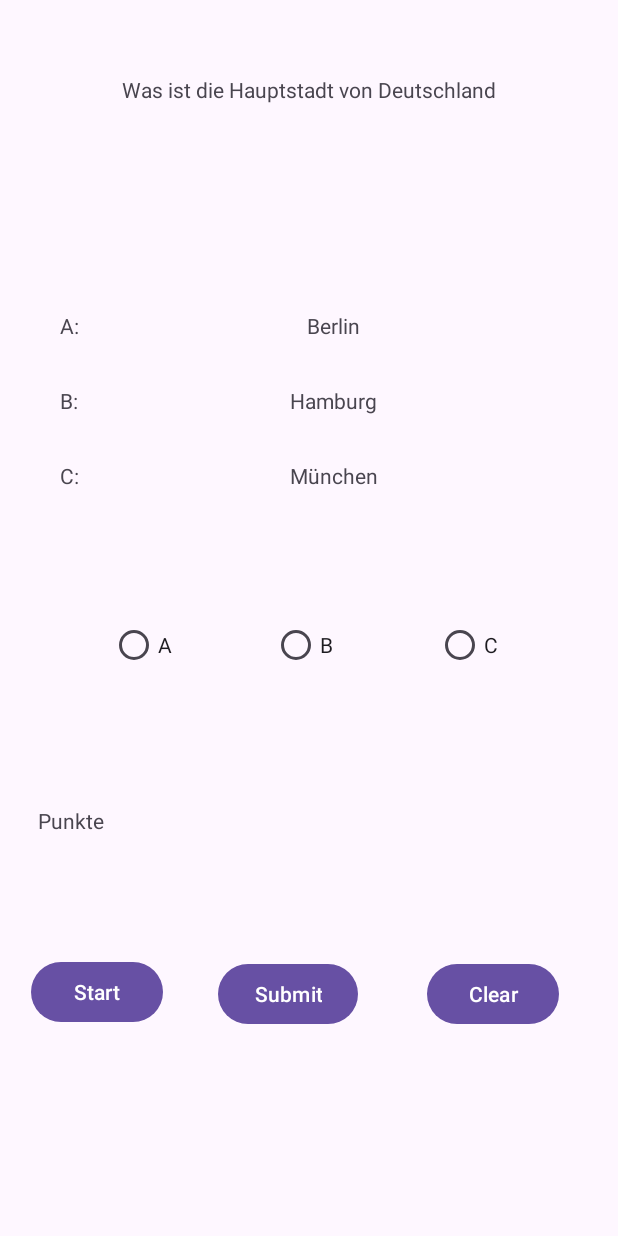
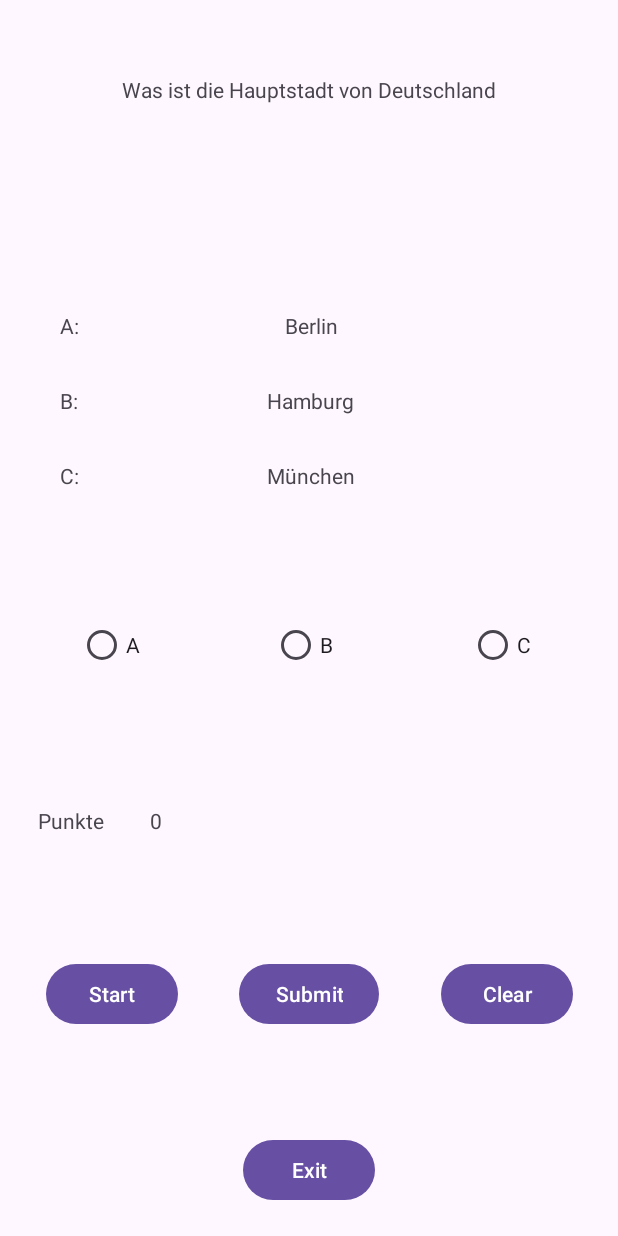
Before and after one commit to asecHTL/OwnMinigame, an Android app: the screen it shows after launch (MainActivity), after a tap on "Start", on a phone screen of 412 x 824 dp. Run offline under Robolectric (Android 15) with nearby library versions, the phone set to English and light mode, and no system bars.

Commit message:
Added new Features, Exit Button; Reorder Buttons etc. in right Place

```diff
--- a/app/src/main/java/at/htlgkr/OwnMinigameAplication/MiniGameFragment.java
+++ b/app/src/main/java/at/htlgkr/OwnMinigameAplication/MiniGameFragment.java
@@ -38,6 +38,9 @@ public class MiniGameFragment extends Fragment {
     public View onCreateView(LayoutInflater inflater, ViewGroup container,
                              Bundle savedInstanceState) {
         binding = FragmentMiniGameBinding.inflate(inflater,container,false);
+
+
+
 
         //Question Array wir gelessen
         list = Question.getAllQuestions();
@@ -118,11 +121,16 @@ public class MiniGameFragment extends Fragment {
             resetButtons();
         });
         binding.btStartingQuestion.setOnClickListener(view -> {
+            points = 0;
+            binding.tvPoints.setText(String.valueOf(points));
             questionRightNow = list.get(0);
             binding.tvQuestions.setText(questionRightNow.getQuestion());
             binding.tvOptionA.setText(questionRightNow.getOptionA());
             binding.tvOptionB.setText(questionRightNow.getOptionB());
             binding.tvOptionC.setText(questionRightNow.getOptionC());
+        });
+        binding.btExit.setOnClickListener(view -> {
+            System.exit(0);
         });
 
 
--- a/app/src/main/res/layout/fragment_mini_game.xml
+++ b/app/src/main/res/layout/fragment_mini_game.xml
@@ -2,6 +2,7 @@
 <androidx.constraintlayout.widget.ConstraintLayout xmlns:android="http://schemas.android.com/apk/res/android"
     xmlns:app="http://schemas.android.com/apk/res-auto"
     xmlns:tools="http://schemas.android.com/tools"
+    android:id="@+id/constraintLayout"
     android:layout_width="match_parent"
     android:layout_height="match_parent"
     tools:context=".MiniGameFragment">
@@ -11,7 +12,7 @@
         android:id="@+id/rb_A"
         android:layout_width="wrap_content"
         android:layout_height="wrap_content"
-        android:layout_marginStart="84dp"
+        android:layout_marginStart="30dp"
         android:layout_marginTop="310dp"
         android:layout_marginEnd="20dp"
         android:layout_marginBottom="274dp"
@@ -41,7 +42,7 @@
         android:layout_height="wrap_content"
         android:layout_marginStart="20dp"
         android:layout_marginTop="310dp"
-        android:layout_marginEnd="84dp"
+        android:layout_marginEnd="30dp"
         android:layout_marginBottom="274dp"
         android:text="C"
         app:layout_constraintBottom_toBottomOf="parent"
@@ -53,9 +54,7 @@
         android:id="@+id/bt_SubmitQuestions"
         android:layout_width="wrap_content"
         android:layout_height="wrap_content"
-        android:layout_marginStart="146dp"
         android:layout_marginTop="139dp"
-        android:layout_marginEnd="174dp"
         android:layout_marginBottom="92dp"
         android:text="Submit"
         app:layout_constraintBottom_toBottomOf="parent"
@@ -100,7 +99,9 @@
         android:id="@+id/bt_clear"
         android:layout_width="wrap_content"
         android:layout_height="wrap_content"
+        android:layout_marginStart="35dp"
         android:layout_marginTop="139dp"
+        android:layout_marginEnd="25dp"
         android:layout_marginBottom="92dp"
         android:text="Clear"
         app:layout_constraintBottom_toBottomOf="parent"
@@ -150,7 +151,7 @@
         android:layout_width="wrap_content"
         android:layout_height="wrap_content"
         android:layout_marginTop="10dp"
-        android:layout_marginEnd="20dp"
+        android:layout_marginEnd="50dp"
         android:layout_marginBottom="400dp"
         android:text="Antwort A"
         app:layout_constraintBottom_toBottomOf="parent"
@@ -163,7 +164,7 @@
         android:layout_width="wrap_content"
         android:layout_height="wrap_content"
         android:layout_marginTop="10dp"
-        android:layout_marginEnd="20dp"
+        android:layout_marginEnd="50dp"
         android:layout_marginBottom="300dp"
         android:text="Antwort B"
         app:layout_constraintBottom_toBottomOf="parent"
@@ -176,7 +177,7 @@
         android:layout_width="wrap_content"
         android:layout_height="wrap_content"
         android:layout_marginTop="10dp"
-        android:layout_marginEnd="20dp"
+        android:layout_marginEnd="50dp"
         android:layout_marginBottom="200dp"
         android:text="Antwort C"
         app:layout_constraintBottom_toBottomOf="parent"
@@ -188,8 +189,8 @@
         android:id="@+id/bt_startingQuestion"
         android:layout_width="wrap_content"
         android:layout_height="wrap_content"
-        android:layout_marginStart="19dp"
-        android:layout_marginTop="57dp"
+        android:layout_marginStart="25dp"
+        android:layout_marginTop="60dp"
         android:layout_marginEnd="35dp"
         android:layout_marginBottom="116dp"
         android:text="Start"
@@ -212,5 +213,17 @@
         app:layout_constraintStart_toStartOf="parent"
         app:layout_constraintTop_toTopOf="parent" />
 
+    <Button
+        android:id="@+id/bt_Exit"
+        android:layout_width="wrap_content"
+        android:layout_height="wrap_content"
+        android:layout_marginStart="50dp"
+        android:layout_marginEnd="50dp"
+        android:layout_marginBottom="20dp"
+        android:text="Exit"
+        app:layout_constraintBottom_toBottomOf="parent"
+        app:layout_constraintEnd_toEndOf="parent"
+        app:layout_constraintStart_toStartOf="parent" />
+
 
 </androidx.constraintlayout.widget.ConstraintLayout>
```
Also changed, not shown: app/src/main/res/drawable/milionaer.jpg (added).
